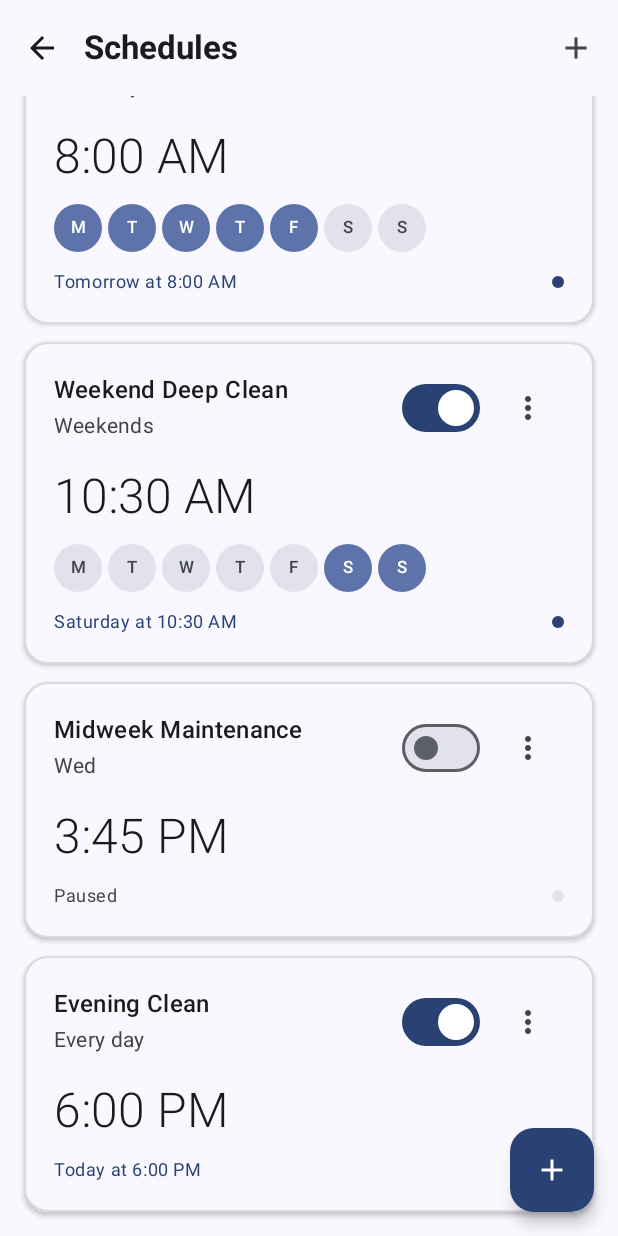
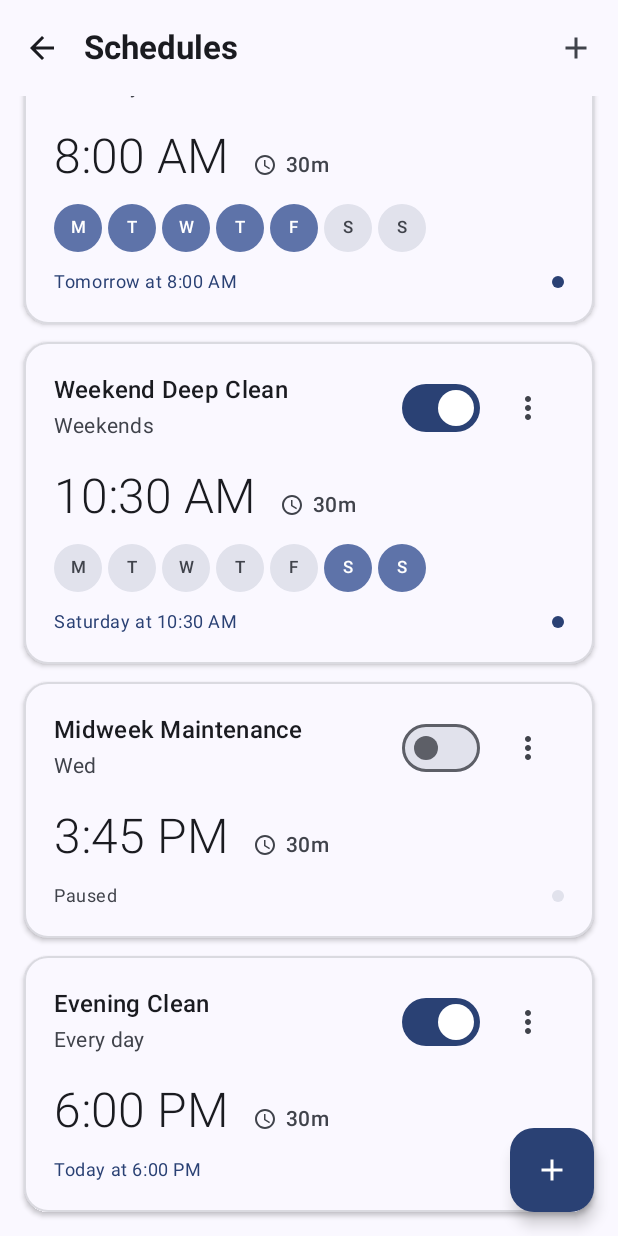
Before and after one commit to vonceee/AquaLuminus, an Android app built with Jetpack Compose: the composable SchedulesListScreenPreview shown on its own in the app's theme, scrolled down 78 dp, on a phone screen of 412 x 824 dp. Run offline under Robolectric (Android 15) with nearby library versions, the phone set to English and light mode, and no system bars; our stand-ins replace Firebase (no records; nobody signed in at launch, a user with empty details on screens opened directly).

Commit message:
add: duration label on ScheduleCard

```diff
--- a/app/src/main/java/com/example/aqualuminus/ui/screens/schedule/components/schedule_list/ScheduleCard.kt
+++ b/app/src/main/java/com/example/aqualuminus/ui/screens/schedule/components/schedule_list/ScheduleCard.kt
@@ -17,6 +17,7 @@ import androidx.compose.material.icons.Icons
 import androidx.compose.material.icons.filled.Delete
 import androidx.compose.material.icons.filled.Edit
 import androidx.compose.material.icons.filled.MoreVert
+import androidx.compose.material.icons.outlined.Schedule
 import androidx.compose.material3.Card
 import androidx.compose.material3.CardDefaults
 import androidx.compose.material3.DropdownMenu
@@ -76,7 +77,10 @@ fun ScheduleCard(
 
             Spacer(modifier = Modifier.height(16.dp))
 
-            ScheduleCardTime(time = schedule.time)
+            ScheduleCardTimeAndDuration(
+                time = schedule.time,
+                durationMinutes = schedule.durationMinutes
+            )
 
             Spacer(modifier = Modifier.height(12.dp))
 
@@ -203,7 +207,15 @@ private fun ScheduleCardDropdownMenu(
 }
 
 @Composable
-private fun ScheduleCardTime(time: String) {
+private fun ScheduleCardTimeAndDuration(
+    time: String,
+    durationMinutes: Int
+) {
+    Row(
+        verticalAlignment = Alignment.Bottom,
+        horizontalArrangement = Arrangement.spacedBy(16.dp)
+    ) {
+        // Time display
         Text(
             text = formatTime(time),
             style = MaterialTheme.typography.headlineMedium,
@@ -211,6 +223,27 @@ private fun ScheduleCardTime(time: String) {
             color = MaterialTheme.colorScheme.onSurface,
             fontSize = 32.sp
         )
+
+        // Duration display
+        Row(
+            verticalAlignment = Alignment.CenterVertically,
+            horizontalArrangement = Arrangement.spacedBy(6.dp),
+            modifier = Modifier.padding(bottom = 4.dp)
+        ) {
+            Icon(
+                imageVector = Icons.Outlined.Schedule,
+                contentDescription = "Duration",
+                tint = MaterialTheme.colorScheme.onSurfaceVariant,
+                modifier = Modifier.size(16.dp)
+            )
+            Text(
+                text = formatDuration(durationMinutes),
+                style = MaterialTheme.typography.bodyMedium,
+                fontWeight = FontWeight.Medium,
+                color = MaterialTheme.colorScheme.onSurfaceVariant
+            )
+        }
+    }
 }
 
 @Composable
@@ -304,6 +337,18 @@ private fun formatTime(time: String): String {
     return String.format("%d:%02d %s", displayHour, minute, ampm)
 }
 
+private fun formatDuration(minutes: Int): String {
+    return when {
+        minutes < 60 -> "${minutes}m"
+        minutes % 60 == 0 -> "${minutes / 60}h"
+        else -> {
+            val hours = minutes / 60
+            val remainingMinutes = minutes % 60
+            "${hours}h ${remainingMinutes}m"
+        }
+    }
+}
+
 private fun formatDays(days: List<String>): String {
     return when {
         days.size == 7 -> "Every day"
```
Lines whose indentation alone changed are shown as unchanged.
